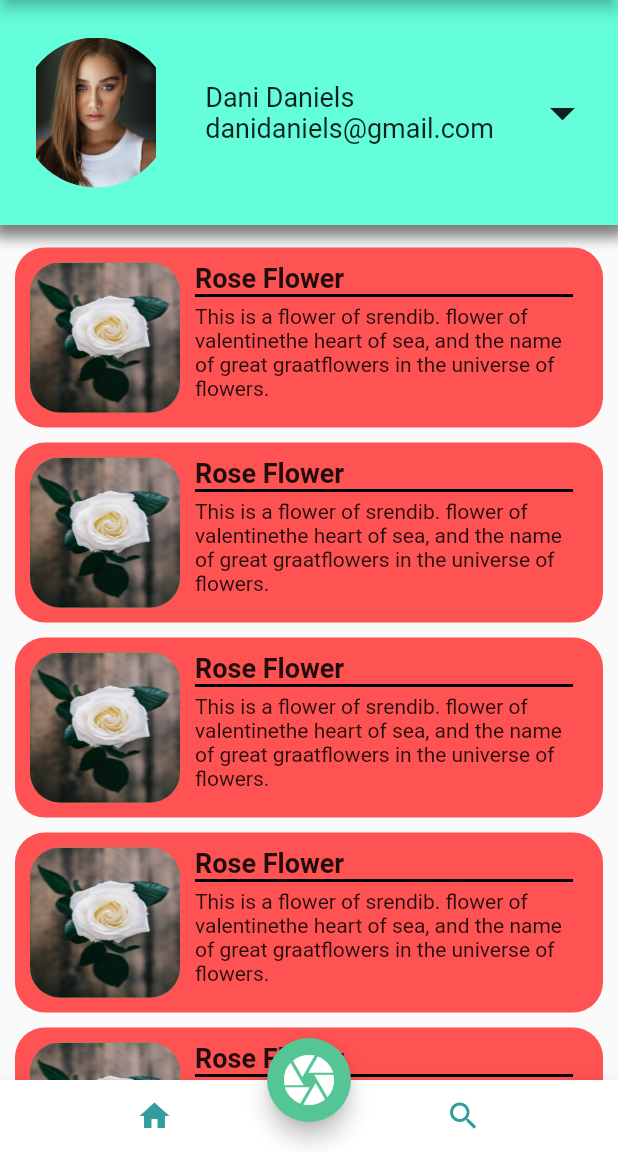
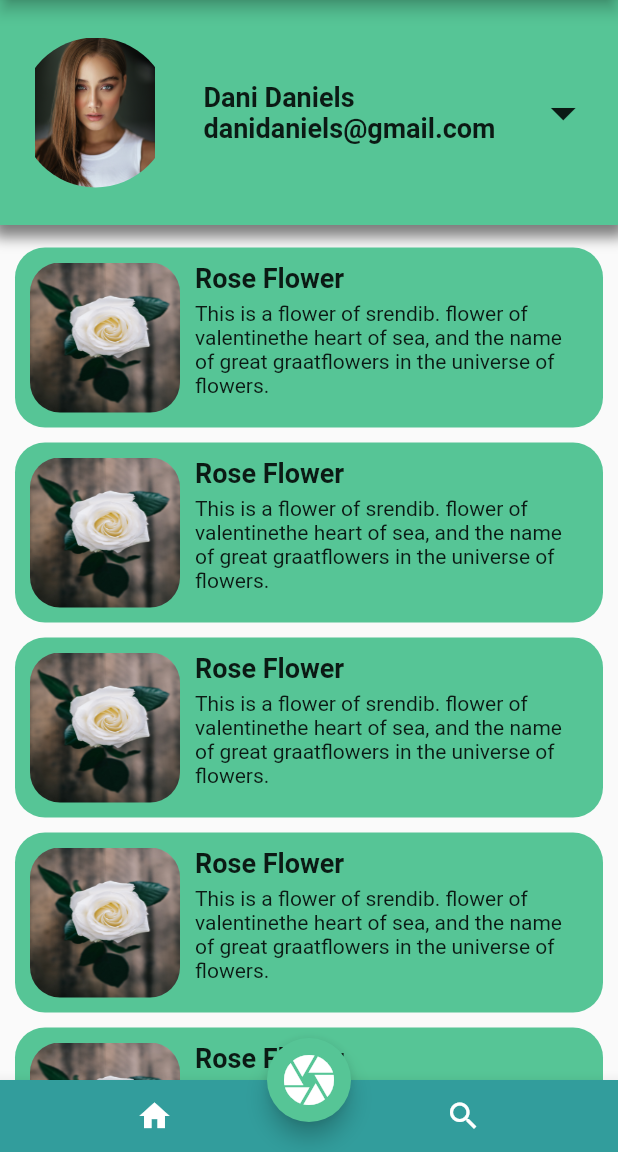
Before and after one commit to Zestful-Tribu/lilyora, a Flutter app: the ProfileScreen screen opened by its route, on a phone screen of 412 x 824 dp, the part 84-1236 px from its top. Run offline on Flutter 3.47's test engine with Material 2 defaults, Android fonts, the phone set to English and light mode, and no system bars; drawn by our look-alikes of sticky_headers; our stand-ins replace dio, image_picker; missing offline and left inert: flappy_search_bar.

Commit message:
finishing profile UI

```diff
--- a/lib/components/flower_card.dart
+++ b/lib/components/flower_card.dart
@@ -1,4 +1,5 @@
 import 'package:flutter/material.dart';
+import 'package:lilyora/constants.dart';
 
 class FlowerCard extends StatelessWidget {
   const FlowerCard({
@@ -15,7 +16,7 @@ class FlowerCard extends StatelessWidget {
             padding: EdgeInsets.all(10),
             height: 120,
             decoration: BoxDecoration(
-              color: Colors.redAccent,
+              color: Primary_Color,
               borderRadius: BorderRadius.circular(20),
             ),
             child: Row(
@@ -24,7 +25,6 @@ class FlowerCard extends StatelessWidget {
                   height: 100,
                   width: 100,
                   decoration: BoxDecoration(
-                    color: Colors.green,
                     borderRadius: BorderRadius.circular(20),
                     image: DecorationImage(
                       image: AssetImage(
@@ -52,12 +52,7 @@ class FlowerCard extends StatelessWidget {
                           ),
                           decoration: BoxDecoration(
 
-                            border: Border(
-                              bottom: BorderSide(
-                                color: Colors.black,
-                                width: 2,
-                              ),
-                            ),
+
                           ),
                         ),
                         Container(
--- a/lib/screens/home_screen.dart
+++ b/lib/screens/home_screen.dart
@@ -1,6 +1,7 @@
 import 'package:flutter/material.dart';
 import 'package:lilyora/components/drawer.dart';
 import 'package:lilyora/components/scrolling_small_flowers_horizontal.dart';
+import 'package:lilyora/constants.dart';
 import 'package:lilyora/screens/search_screen.dart';
 
 import 'capture_screen.dart';
@@ -110,7 +111,7 @@ class _HomePageState extends State<HomePage>{
 
                                   border: Border(
                                     bottom: BorderSide(
-                                      color: Color(0xFF56C596),
+                                      color: Primary_Color,
                                       width: 2,
                                     ),
                                   ),
--- a/lib/screens/profile_screen.dart
+++ b/lib/screens/profile_screen.dart
@@ -37,8 +37,9 @@ class _ProfileScreenState extends State<ProfileScreen> {
       drawer: LilyoraDrawer(),
       appBar: lilyora_App_Bar(context),
       bottomNavigationBar: BottomAppBar(
+        color: Primary_Color2,
         child: IconTheme(
-          data: IconThemeData(color: Primary_Color2),
+          data: IconThemeData(color: Colors.white),
           child: Row(
             mainAxisAlignment: MainAxisAlignment.spaceAround,
             children: <Widget>[
@@ -68,7 +69,7 @@ class _ProfileScreenState extends State<ProfileScreen> {
               header: Container(
                 height: 150,
                 decoration: BoxDecoration(
-                  color: Colors.tealAccent,
+                  color: Primary_Color,
                   boxShadow: [
                     BoxShadow(
                       color: Colors.black.withOpacity(0.5),
@@ -87,7 +88,7 @@ class _ProfileScreenState extends State<ProfileScreen> {
                       width: 100,
                       decoration: BoxDecoration(
                         shape: BoxShape.circle,
-                        color: Colors.tealAccent,
+                        color: Primary_Color,
                         image: DecorationImage(
                           image: AssetImage("assets/name.jpg"),
                         ),
@@ -99,6 +100,7 @@ class _ProfileScreenState extends State<ProfileScreen> {
                         "danidaniels@gmail.com",
                         style: TextStyle(
                           fontSize: 18,
+                          fontWeight: FontWeight.bold,
                         ),
                       ),
                     ),
```
